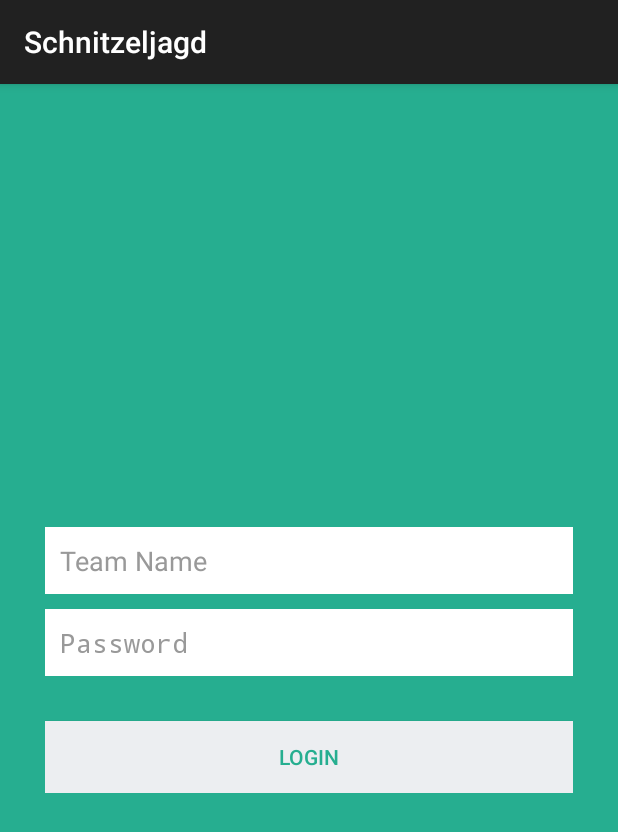
After one commit to ReneHollander/schnitzeljagd, an Android app: the fragment LoginFragment shown on its own in the app's theme, on a phone screen of 412 x 824 dp. The commit adds this screen. Shown: the top 832 px of the screen. Run offline under Robolectric (Android 15) with nearby library versions, the light colour scheme and no system bars.

Commit message:
login and cleanup

```diff
--- a/app/src/main/java/at/renehollander/schnitzeljagd/activity/MainActivity.java
+++ b/app/src/main/java/at/renehollander/schnitzeljagd/activity/MainActivity.java
@@ -25,7 +25,11 @@ public class MainActivity extends Activity {
         Activities.MAIN = this;
         setContentView(R.layout.activity_main);
         if (savedInstanceState == null) {
-            getFragmentManager().beginTransaction().add(R.id.container, Fragments.CONTENT).commit();
+            if (!Util.getSchnitzeljagd().getTeamCredentials().hasCredentials()) {
+                Util.changeFragment(this, R.id.container, Fragments.LOGIN);
+            } else {
+                Util.changeFragment(this, R.id.container, Fragments.CONTENT);
+            }
         }
     }
 
--- a/app/src/main/java/at/renehollander/schnitzeljagd/fragment/Fragments.java
+++ b/app/src/main/java/at/renehollander/schnitzeljagd/fragment/Fragments.java
@@ -2,6 +2,7 @@ package at.renehollander.schnitzeljagd.fragment;
 
 public class Fragments {
 
+    public static final LoginFragment LOGIN = new LoginFragment();
     public static final ContentFragment CONTENT = new ContentFragment();
     public static final QRCodeFragment QR_CODE = new QRCodeFragment();
     public static final QuestionFragment QUESTION = new QuestionFragment();
--- /dev/null
+++ b/app/src/main/java/at/renehollander/schnitzeljagd/fragment/LoginFragment.java
@@ -0,0 +1,46 @@
+package at.renehollander.schnitzeljagd.fragment;
+
+import android.app.Fragment;
+import android.os.Bundle;
+import android.view.LayoutInflater;
+import android.view.View;
+import android.view.ViewGroup;
+import android.widget.Button;
+import android.widget.EditText;
+
+import at.renehollander.schnitzeljagd.R;
+import at.renehollander.schnitzeljagd.application.Schnitzeljagd;
+import at.renehollander.schnitzeljagd.application.Util;
+
+public class LoginFragment extends Fragment {
+
+    private EditText teamName;
+    private EditText password;
+    private Button btnLogin;
+
+    @Override
+    public View onCreateView(LayoutInflater inflater, ViewGroup container, Bundle savedInstanceState) {
+        View rootView = inflater.inflate(R.layout.fragment_login, container, false);
+
+        this.teamName = (EditText) rootView.findViewById(R.id.teamName);
+        this.password = (EditText) rootView.findViewById(R.id.password);
+        this.btnLogin = (Button) rootView.findViewById(R.id.btnLogin);
+
+        this.btnLogin.setOnClickListener(this::onLoginButtonClick);
+
+        return rootView;
+    }
+
+    public void onLoginButtonClick(View view) {
+        String teamNameString = this.teamName.getText().toString();
+        String passwordString = this.password.getText().toString();
+
+        Schnitzeljagd sj = Util.getSchnitzeljagd();
+        sj.getTeamCredentials().setName(teamNameString);
+        sj.getTeamCredentials().setPassword(passwordString);
+
+        // TODO login
+        Util.changeFragment(this.getActivity(), R.id.container, Fragments.CONTENT);
+    }
+
+}
--- /dev/null
+++ b/app/src/main/res/layout/fragment_login.xml
@@ -0,0 +1,57 @@
+<?xml version="1.0" encoding="utf-8"?>
+<LinearLayout xmlns:android="http://schemas.android.com/apk/res/android"
+              android:layout_width="fill_parent"
+              android:layout_height="fill_parent"
+              android:background="@color/bg_login"
+              android:gravity="center"
+              android:orientation="vertical"
+              android:padding="10dp">
+
+    <LinearLayout
+        android:layout_width="fill_parent"
+        android:layout_height="wrap_content"
+        android:layout_gravity="center"
+        android:orientation="vertical"
+        android:paddingLeft="20dp"
+        android:paddingRight="20dp">
+
+        <EditText
+            android:id="@+id/teamName"
+            android:layout_width="fill_parent"
+            android:layout_height="wrap_content"
+            android:layout_marginBottom="10dp"
+            android:background="@color/white"
+            android:hint="@string/hint_email"
+            android:padding="10dp"
+            android:singleLine="true"
+            android:textColor="@color/input_login"
+            android:textColorHint="@color/input_login_hint"
+            android:inputType="text"/>
+
+        <EditText
+            android:id="@+id/password"
+            android:layout_width="fill_parent"
+            android:layout_height="wrap_content"
+            android:layout_marginBottom="10dp"
+            android:background="@color/white"
+            android:hint="@string/hint_password"
+            android:inputType="textPassword"
+            android:padding="10dp"
+            android:singleLine="true"
+            android:textColor="@color/input_login"
+            android:textColorHint="@color/input_login_hint"/>
+
+        <!-- Login Button -->
+
+        <Button
+            android:id="@+id/btnLogin"
+            android:layout_width="fill_parent"
+            android:layout_height="wrap_content"
+            android:layout_marginTop="20dip"
+            android:background="@color/btn_login_bg"
+            android:text="@string/btn_login"
+            android:textColor="@color/btn_login"/>
+
+    </LinearLayout>
+
+</LinearLayout>
--- /dev/null
+++ b/app/src/main/res/values/colors.xml
@@ -0,0 +1,11 @@
+<?xml version="1.0" encoding="utf-8"?>
+<resources>
+
+    <color name="bg_login">#26ae90</color>
+    <color name="white">#ffffff</color>
+    <color name="input_login">#222222</color>
+    <color name="input_login_hint">#999999</color>
+    <color name="btn_login">#26ae90</color>
+    <color name="btn_login_bg">#eceef1</color>
+
+</resources>
--- a/app/src/main/res/values/strings.xml
+++ b/app/src/main/res/values/strings.xml
@@ -9,4 +9,8 @@
     <string name="action_force_update">Force Update</string>
     <string name="action_compass">Compass</string>
 
+    <string name="hint_email">Team Name</string>
+    <string name="hint_password">Password</string>
+    <string name="btn_login">LOGIN</string>
+
 </resources>
```
Also changed, not shown: app/src/main/AndroidManifest.xml (+11 -11 lines), app/src/main/java/at/renehollander/schnitzeljagd/application/APIConnection.java (+19 -30 lines), app/src/main/java/at/renehollander/schnitzeljagd/application/Schnitzeljagd.java (+5 -17 lines), app/src/main/java/at/renehollander/schnitzeljagd/application/Util.java (+19 -33 lines), app/src/main/res/layout/activity_main.xml (+6 -6 lines), app/src/main/res/layout/fragment_compass.xml (+5 -5 lines), app/src/main/res/layout/fragment_content.xml (+4 -4 lines), app/src/main/res/layout/fragment_question.xml (+6 -6 lines), app/src/main/res/menu/menu_main.xml (+6 -6 lines), socketio-wrapper/src/main/java/at/renehollander/socketiowrapper/SocketIOW.java (+211 -4 lines), socketio-wrapper/src/main/java/at/renehollander/socketiowrapper/util/Callback.java (added, +10 -0 lines).
